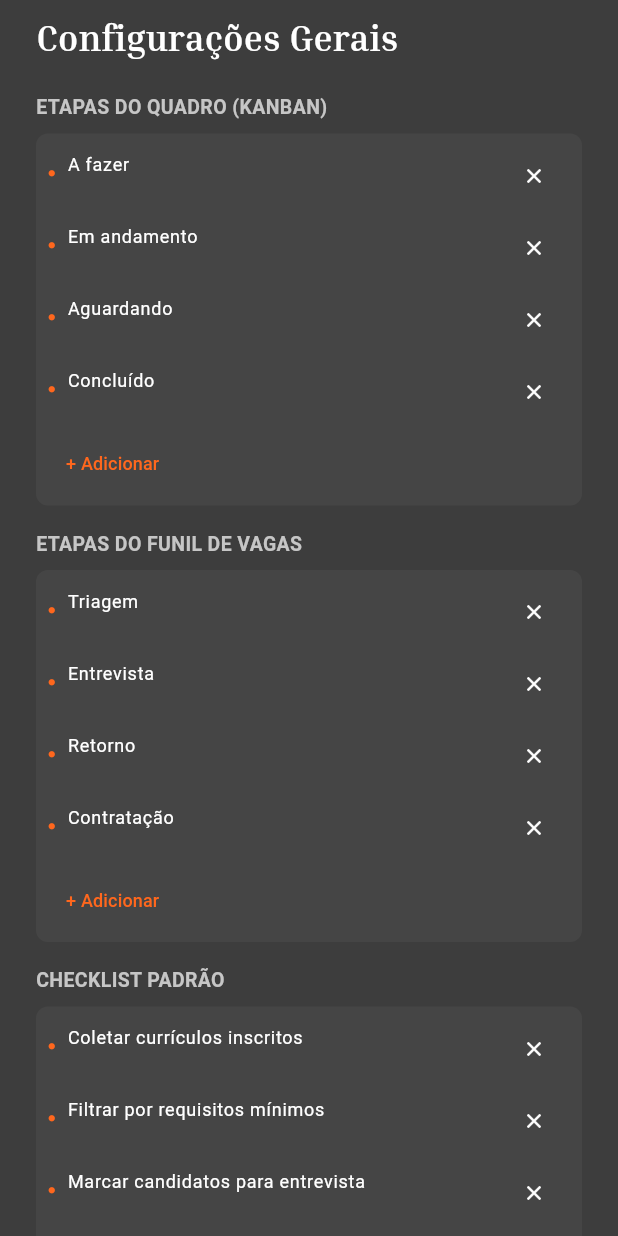
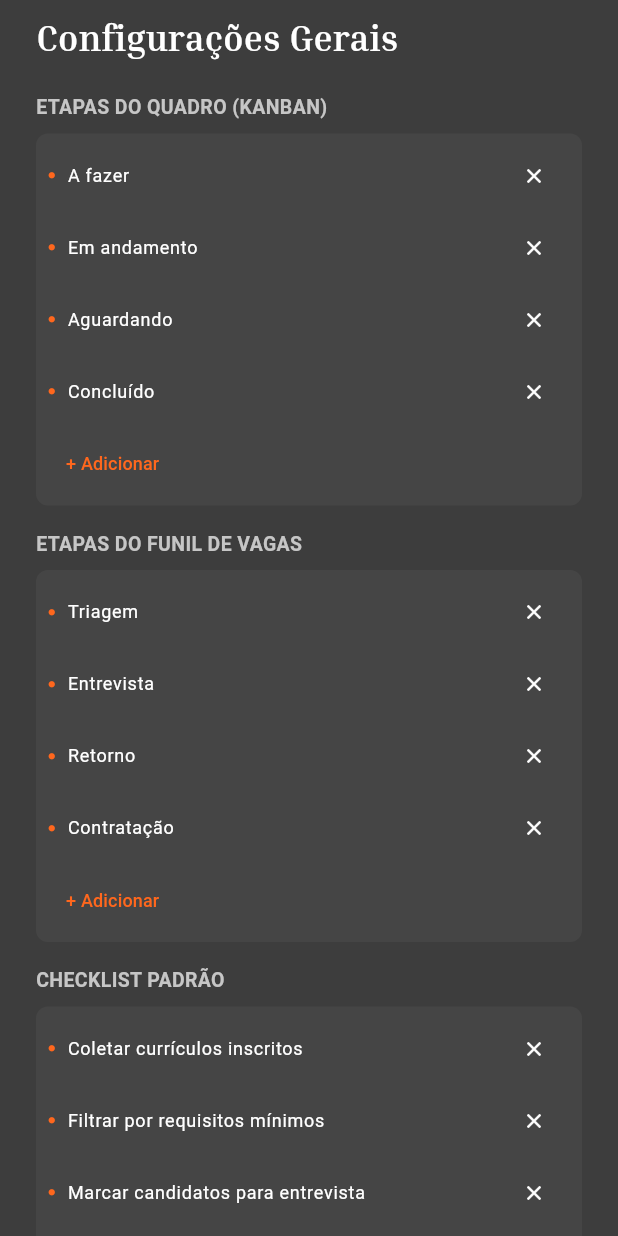
Before and after one commit to Matheus-Lessa-Dev/folksConnect, a Flutter app: the _ConfigurationSheet widget shown alone on an empty page, opened directly with empty values, on a phone screen of 412 x 824 dp. Run offline on Flutter 3.47's test engine with Material 3 defaults, Android fonts, the phone set to English and light mode, and no system bars; our stand-ins replace go_router; missing offline and left inert: file_selector.

Commit message:
correção das bolinhas laranjas
corrigida

```diff
--- a/frontend/lib/features/settings/settings_screen.dart
+++ b/frontend/lib/features/settings/settings_screen.dart
@@ -388,15 +388,12 @@ class _ConfigurationSheetState extends State<_ConfigurationSheet> {
                 for (var index = 0; index < _sections[section].length; index++)
                   Row(
                     key: ObjectKey(_sections[section][index]),
-                    crossAxisAlignment: CrossAxisAlignment.start,
+                    crossAxisAlignment: CrossAxisAlignment.center,
                     children: [
-                      const Padding(
-                        padding: EdgeInsets.only(top: 20),
-                        child: Icon(
-                          Icons.circle,
-                          size: 5,
-                          color: FolksColors.orange,
-                        ),
+                      const Icon(
+                        Icons.circle,
+                        size: 5,
+                        color: FolksColors.orange,
                       ),
                       const SizedBox(width: 8),
                       Expanded(
--- a/frontend/pubspec.yaml
+++ b/frontend/pubspec.yaml
@@ -19,7 +19,7 @@ publish_to: 'none' # Remove this line if you wish to publish to pub.dev
 version: 1.0.0+1
 
 environment:
-  sdk: '>=3.12.0 <4.0.0'
+  sdk: '>=3.7.0 <4.0.0'
 
 # Dependencies specify other packages that your package needs in order to work.
 # To automatically upgrade your package dependencies to the latest versions
@@ -33,7 +33,7 @@ dependencies:
     sdk: flutter
   flutter_web_plugins:
     sdk: flutter
-  go_router: ^18.1.1
+  go_router: ^17.2.3
 
 dev_dependencies:
   flutter_test:
```
Also changed, not shown: frontend/pubspec.lock, 1 other file.
